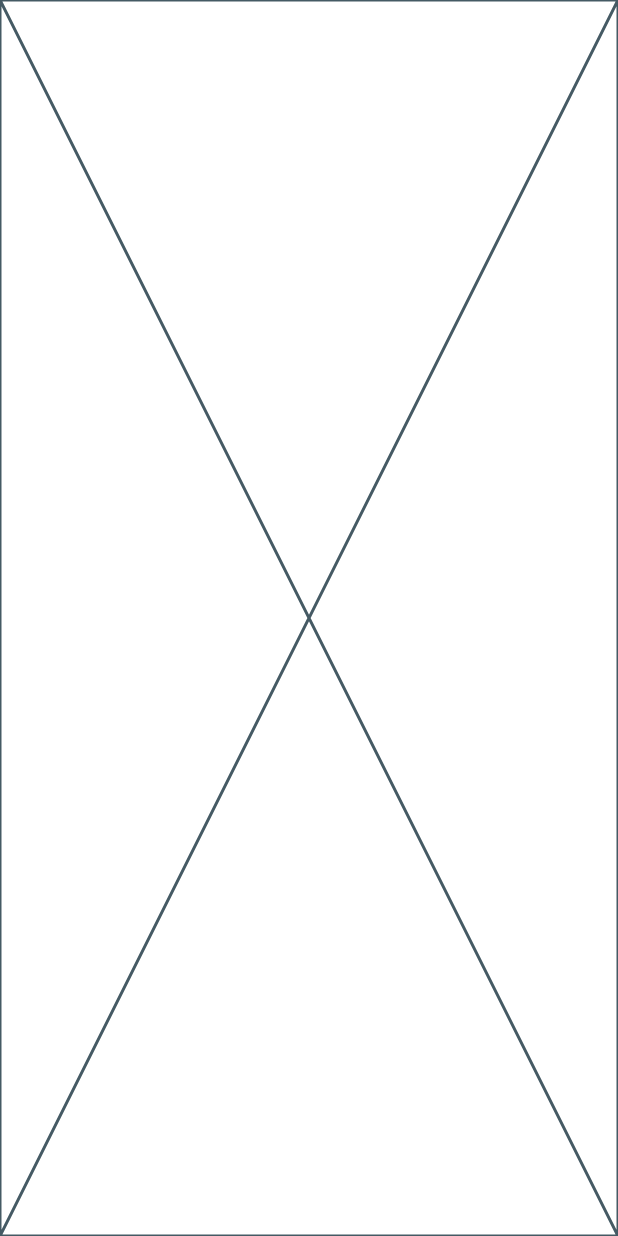
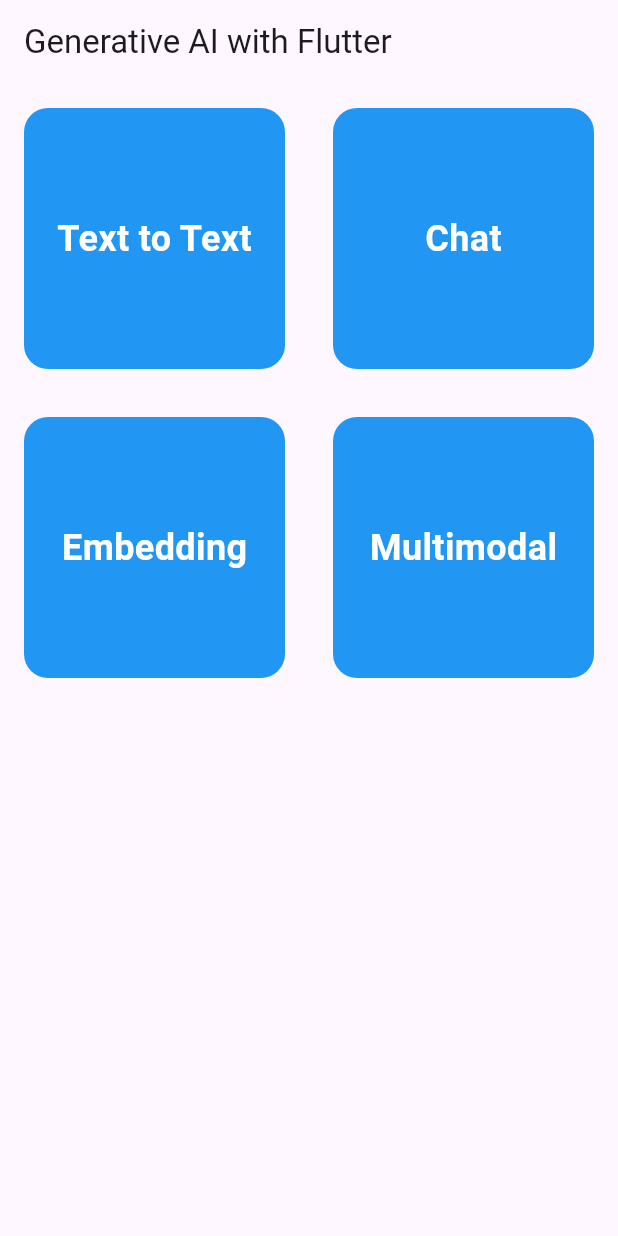
Before and after one commit to GetStream/generative_ai_with_flutter, a Flutter app: the screen it shows after launch, on a phone screen of 412 x 824 dp. Run offline on Flutter 3.47's test engine with Material 3 defaults, Android fonts, the phone set to English and light mode, and no system bars; our stand-ins replace google_generative_ai.

Commit message:
initial added text generation screen

```diff
--- /dev/null
+++ b/lib/data/config.dart
@@ -0,0 +1,3 @@
+class GenAIConfig {
+  static String apiKey = "YOUR_KEY_HERE";
+}
--- a/lib/screens/home_screen.dart
+++ b/lib/screens/home_screen.dart
@@ -1,4 +1,5 @@
 import 'package:flutter/material.dart';
+import 'package:generative_ai_with_flutter/screens/screens.dart';
 
 class HomeScreen extends StatefulWidget {
   const HomeScreen({super.key});
@@ -8,8 +9,56 @@
 }
 
 class _HomeScreenState extends State<HomeScreen> {
+  Map<String, Widget> pages = {
+    'Text to Text': const TextGenerationScreen(),
+    'Chat': const ChatScreen(),
+    'Embedding': const EmbeddingScreen(),
+    'Multimodal': const MultimodalScreen(),
+  };
+
   @override
   Widget build(BuildContext context) {
-    return const Placeholder();
+    return Scaffold(
+      appBar: AppBar(
+        title: const Text('Generative AI with Flutter'),
+      ),
+      body: GridView.builder(
+        gridDelegate: const SliverGridDelegateWithFixedCrossAxisCount(
+          crossAxisCount: 2,
+        ),
+        itemBuilder: (context, int index) {
+          return InkWell(
+            onTap: () {
+              Navigator.push(
+                context,
+                MaterialPageRoute(
+                  builder: (context) => pages.values.toList()[index],
+                ),
+              );
+            },
+            child: Container(
+              margin: const EdgeInsets.all(16),
+              decoration: BoxDecoration(
+                color: Colors.blue,
+                borderRadius: BorderRadius.circular(
+                  16.0,
+                ),
+              ),
+              child: Center(
+                child: Text(
+                  pages.keys.toList()[index],
+                  style: const TextStyle(
+                    color: Colors.white,
+                    fontWeight: FontWeight.bold,
+                    fontSize: 24,
+                  ),
+                ),
+              ),
+            ),
+          );
+        },
+        itemCount: pages.length,
+      ),
+    );
   }
 }
```
Also changed, not shown: lib/screens/text_generation_screen.dart (+65 -1 lines).
